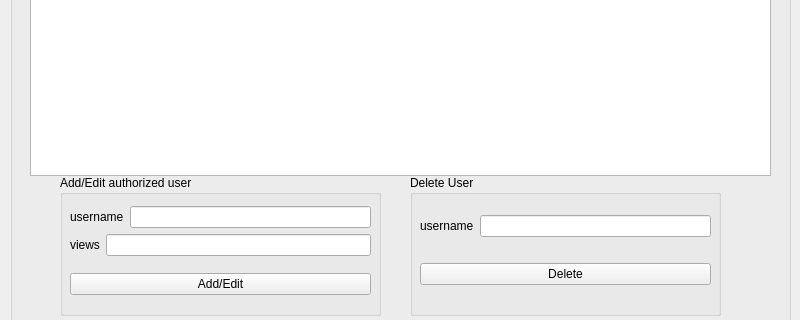
This is photosettingswindow.ui in osamahammad21/Distributed as Qt 5 draws it before an edit; both pictures show x 0 to 800 and y 195 to 515 of the 800 by 600 pixel window. The edited form follows.
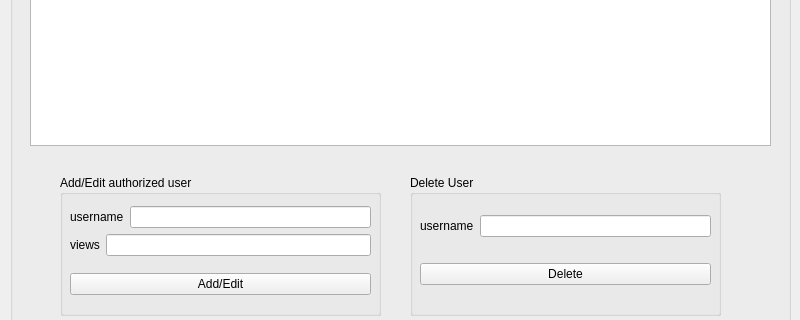
This is the edited form.

Diff of the .ui file:
```diff
--- a/photosettingswindow.ui
+++ b/photosettingswindow.ui
@@ -159,7 +159,7 @@
        <x>20</x>
        <y>50</y>
        <width>741</width>
-       <height>321</height>
+       <height>291</height>
       </rect>
      </property>
     </widget>
@@ -202,6 +202,19 @@
       <string>Home</string>
      </property>
     </widget>
+    <widget class="QLabel" name="label_status">
+     <property name="geometry">
+      <rect>
+       <x>20</x>
+       <y>350</y>
+       <width>741</width>
+       <height>16</height>
+      </rect>
+     </property>
+     <property name="text">
+      <string/>
+     </property>
+    </widget>
    </widget>
   </widget>
   <widget class="QMenuBar" name="menubar">
```
